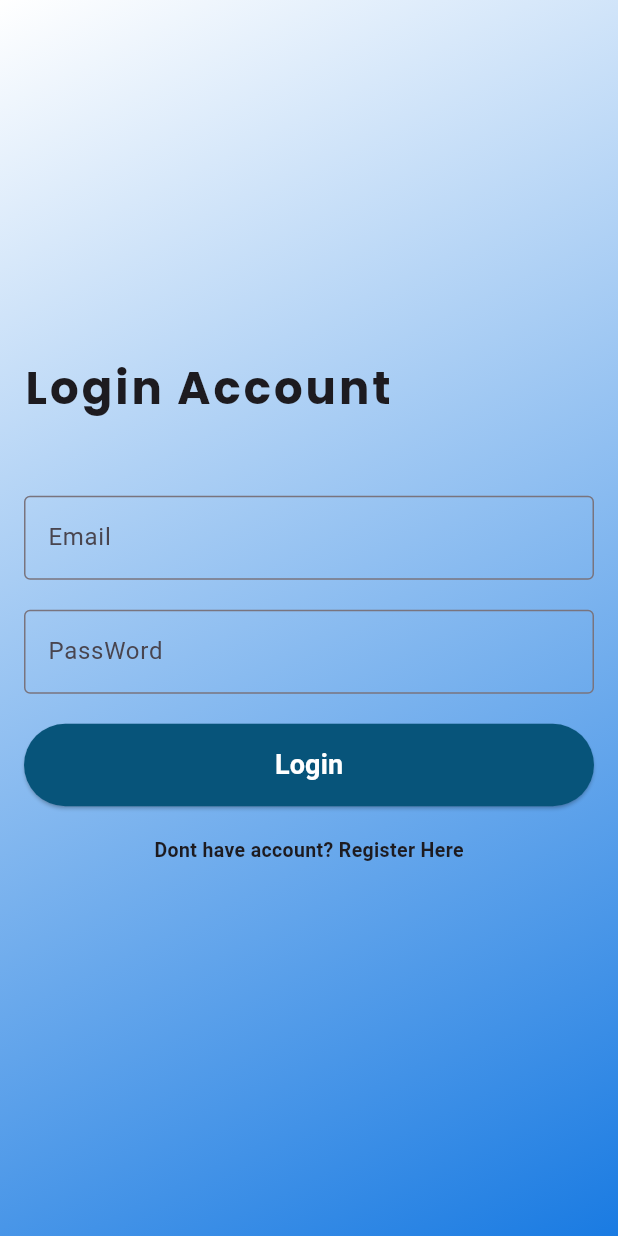
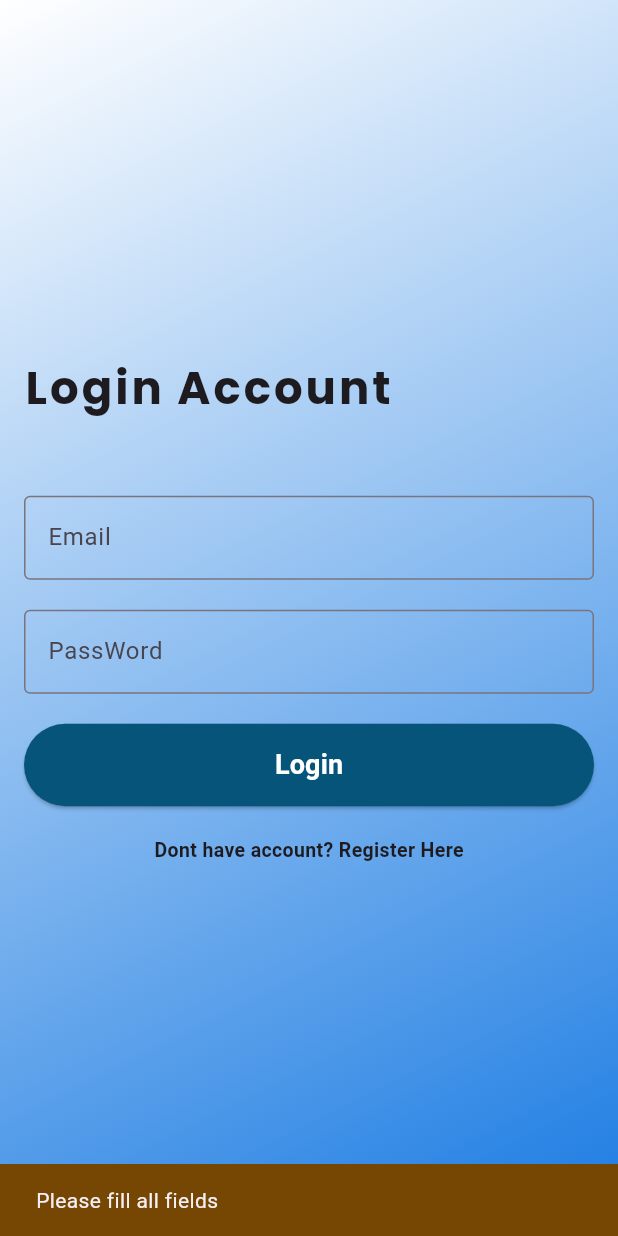
Before and after one commit to yuthmikagamage/Vehicle-Stock-Management-System, a Flutter app: the screen it shows after launch, after a tap on "Get Started", after a tap on "Login", on a phone screen of 412 x 824 dp. Run offline on Flutter 3.47's test engine with Material 3 defaults, Android fonts, the phone set to English and light mode, and no system bars; our stand-ins replace google_fonts, jwt_decoder, shared_preferences.

Commit message:
Login function finalized

```diff
--- a/frontend/lib/Screens/login.dart
+++ b/frontend/lib/Screens/login.dart
@@ -1,7 +1,7 @@
 import 'dart:convert';
-
 import 'package:flutter/material.dart';
 import 'package:frontend/config.dart';
+import 'package:shared_preferences/shared_preferences.dart';
 import 'register.dart';
 import 'package:google_fonts/google_fonts.dart';
 import 'HomePage.dart';
@@ -17,6 +17,17 @@ class LoginPageState extends State<LoginPage> {
   TextEditingController passwordcontroller = TextEditingController();
   bool _isLoading = false;
   bool _isNotValidate = false;
+  late SharedPreferences prefs;
+
+  @override
+  void initState() {
+    super.initState();
+    initSharedPref();
+  }
+
+  void initSharedPref() async {
+    prefs = await SharedPreferences.getInstance();
+  }
 
   void loginUser() async {
     if (emailcontroller.text.isNotEmpty && passwordcontroller.text.isNotEmpty) {
@@ -29,7 +40,7 @@ class LoginPageState extends State<LoginPage> {
       };
 
       try {
-        var responce = await http.post(
+        var response = await http.post(
           Uri.parse(login),
           headers: {"Content-Type": "application/json"},
           body: jsonEncode(regbody),
@@ -38,34 +49,39 @@ class LoginPageState extends State<LoginPage> {
           _isLoading = false;
         });
 
-        if (responce.statusCode == 200) {
-          var jsonresponce = jsonDecode(responce.body);
-          if (jsonresponce['status']) {
-            ScaffoldMessenger.of(context)
-                .showSnackBar(SnackBar(content: Text("Login Suessfull")));
-          } else {
-            ScaffoldMessenger.of(context).showSnackBar(
-              SnackBar(
-                  content: Text(
-                      'Registration failed: ${jsonresponce['message'] ?? "Unknown error"}')),
-            );
-          }
-        } else {
-          ScaffoldMessenger.of(context).showSnackBar(
-            SnackBar(content: Text("Error : ${responce.statusCode}")),
-          );
+        var jsonResponse = jsonDecode(response.body);
+
+        ScaffoldMessenger.of(context).showSnackBar(SnackBar(
+          content: Text(jsonResponse['message'] ?? "Unknown response"),
+          backgroundColor: jsonResponse['status']
+              ? const Color.fromARGB(255, 6, 76, 8)
+              : const Color.fromARGB(255, 92, 13, 8),
+        ));
+
+        if (jsonResponse['status']) {
+          var myToken = jsonResponse['token'];
+          Navigator.pushReplacement(
+              context,
+              MaterialPageRoute(
+                  builder: (context) => HomePage(token: myToken)));
         }
       } catch (e) {
         setState(() {
           _isLoading = false;
         });
-        ScaffoldMessenger.of(context)
-            .showSnackBar(SnackBar(content: Text('Error : $e')));
+        ScaffoldMessenger.of(context).showSnackBar(SnackBar(
+          content: Text('Connection error: $e'),
+          backgroundColor: const Color.fromARGB(255, 92, 13, 8),
+        ));
       }
     } else {
       setState(() {
         _isNotValidate = true;
       });
+      ScaffoldMessenger.of(context).showSnackBar(SnackBar(
+        content: Text('Please fill all fields'),
+        backgroundColor: const Color.fromARGB(255, 118, 71, 2),
+      ));
     }
   }
 
--- a/frontend/lib/main.dart
+++ b/frontend/lib/main.dart
@@ -1,6 +1,7 @@
 import 'package:flutter/material.dart';
 import 'Screens/login.dart';
 import 'Screens/splash.dart';
+import 'package:shared_preferences/shared_preferences.dart';
 
 void main() {
   runApp(VehicleStock());
--- a/frontend/pubspec.yaml
+++ b/frontend/pubspec.yaml
@@ -14,6 +14,8 @@ dependencies:
   google_fonts: ^5.0.0 # Corrected position of google_fonts package
   cupertino_icons: ^1.0.8
   http:
+  shared_preferences: ^2.2.0
+  jwt_decoder:
 
 dev_dependencies:
   flutter_test:
```
Also changed, not shown: frontend/lib/Screens/HomePage.dart (+22 -1 lines), frontend/pubspec.lock, 3 other files.
